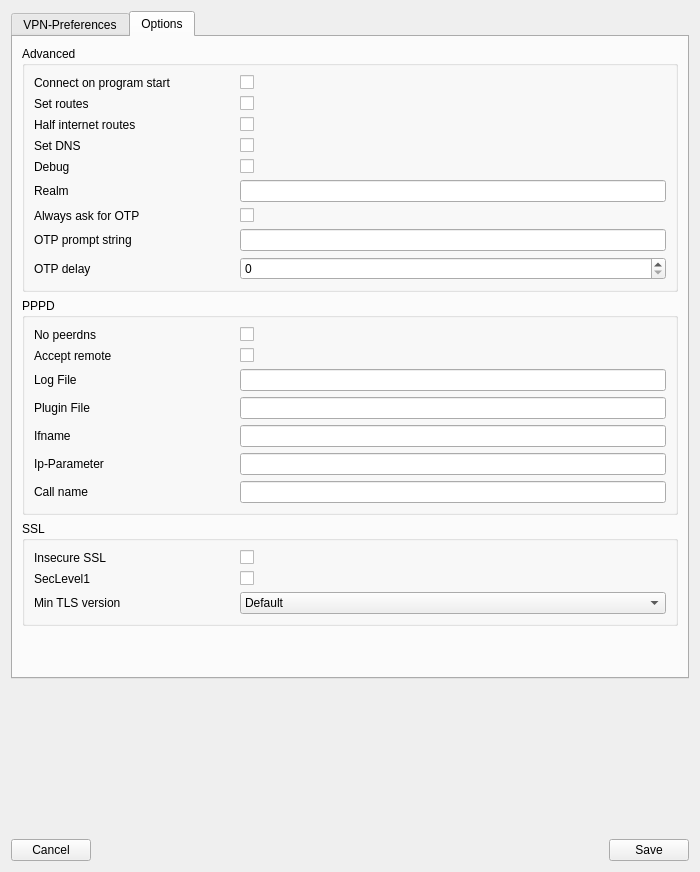
First picture: the form in openfortigui/vpnprofileeditor.ui, repository theinvisible/openfortigui, before the edit.
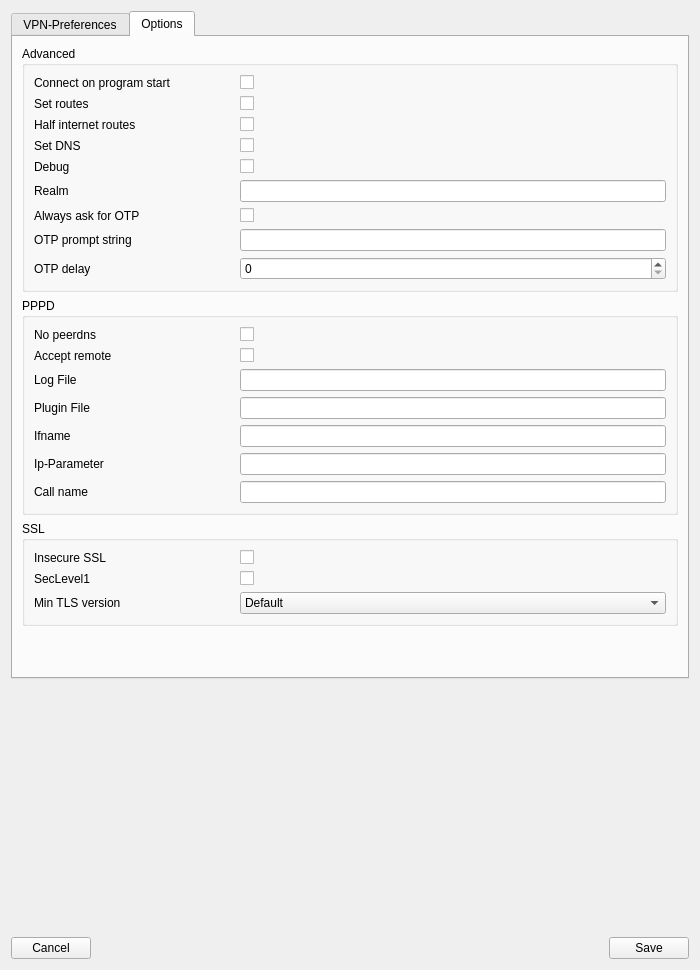
Second picture: the form after the edit. The open tabs and pages were chosen to show the change.

The edit to the form file:
```diff
--- a/openfortigui/vpnprofileeditor.ui
+++ b/openfortigui/vpnprofileeditor.ui
@@ -7,7 +7,7 @@
     <x>0</x>
     <y>0</y>
     <width>700</width>
-    <height>872</height>
+    <height>970</height>
    </rect>
   </property>
   <property name="windowTitle">
@@ -628,6 +628,12 @@
           </item>
           <item row="3" column="0">
            <widget class="QLabel" name="label_31">
+            <property name="minimumSize">
+             <size>
+              <width>200</width>
+              <height>0</height>
+             </size>
+            </property>
             <property name="text">
              <string>Accept remote</string>
             </property>
@@ -664,6 +670,12 @@
           </item>
           <item row="3" column="0">
            <widget class="QLabel" name="label_27">
+            <property name="minimumSize">
+             <size>
+              <width>200</width>
+              <height>0</height>
+             </size>
+            </property>
             <property name="text">
              <string>SecLevel1</string>
             </property>
@@ -678,6 +690,12 @@
           </item>
           <item row="4" column="0">
            <widget class="QLabel" name="label_28">
+            <property name="minimumSize">
+             <size>
+              <width>200</width>
+              <height>0</height>
+             </size>
+            </property>
             <property name="text">
              <string>Min TLS version</string>
             </property>
```
Left out of the diff: 12 changed lines with no effect on the pictures.
